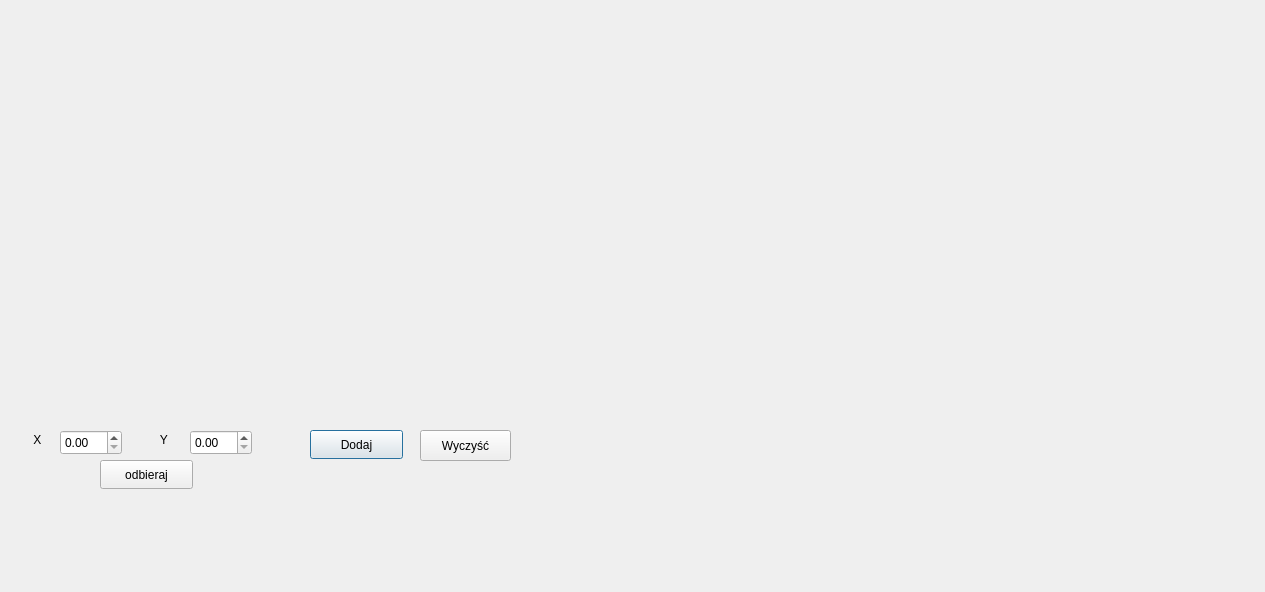
Above: diagram.ui from olala10/wds before the change. Below: the same form after it.
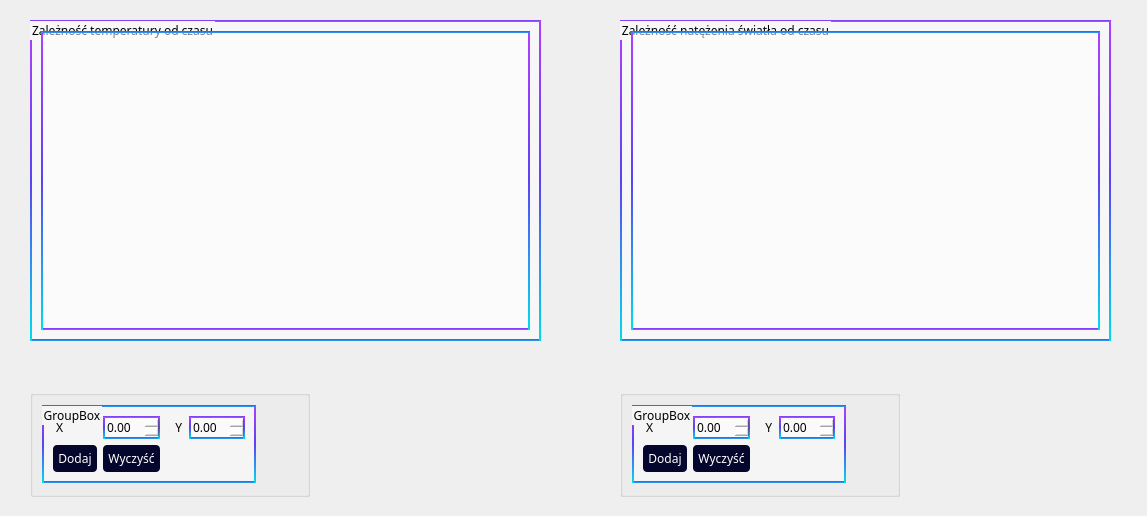
That is the form after the change. Custom widgets are drawn as their Qt base class.

```diff
--- a/diagram.ui
+++ b/diagram.ui
@@ -6,107 +6,338 @@
    <rect>
     <x>0</x>
     <y>0</y>
-    <width>1265</width>
-    <height>592</height>
+    <width>1147</width>
+    <height>516</height>
    </rect>
   </property>
+  <property name="sizePolicy">
+   <sizepolicy hsizetype="Minimum" vsizetype="Maximum">
+    <horstretch>0</horstretch>
+    <verstretch>0</verstretch>
+   </sizepolicy>
+  </property>
+  <property name="mouseTracking">
+   <bool>true</bool>
+  </property>
   <property name="windowTitle">
    <string>Dialog</string>
   </property>
-  <widget class="QCustomPlot" name="plot" native="true">
+  <property name="styleSheet">
+   <string notr="true">background-color:  none;</string>
+  </property>
+  <widget class="QGroupBox" name="groupBox_2">
    <property name="geometry">
     <rect>
-     <x>10</x>
+     <x>30</x>
      <y>20</y>
-     <width>381</width>
-     <height>251</height>
+     <width>511</width>
+     <height>321</height>
     </rect>
    </property>
-  </widget>
-  <widget class="QPushButton" name="pushButtonAdd">
-   <property name="geometry">
-    <rect>
-     <x>310</x>
-     <y>430</y>
-     <width>93</width>
-     <height>29</height>
-    </rect>
+   <property name="styleSheet">
+    <string notr="true">
+background-color: rgba(255, 255, 255, 0.5);
+  border: 2px solid qlineargradient(spread:pad, x1:0.5, y1:0, x2:0.5, y2:1, stop:0 rgba(175, 64, 255, 255), stop:0.5 rgba(91, 66, 243, 255), stop:1 rgba(0, 221, 235, 255));
+  color: black;
+  font-family: Phantomsans, sans-serif;
+  text-decoration: none;</string>
    </property>
-   <property name="text">
-    <string>Dodaj</string>
+   <property name="title">
+    <string>Zależność temperatury od czasu</string>
    </property>
+   <layout class="QGridLayout" name="gridLayout_3">
+    <item row="0" column="0">
+     <widget class="QCustomPlot" name="plot" native="true">
+      <property name="styleSheet">
+       <string notr="true">
+background-color: rgba(255, 255, 255, 0.5);
+  border: 2px solid qlineargradient(spread:pad, x1:0.5, y1:0, x2:0.5, y2:1, stop:0 rgba(175, 64, 255, 255), stop:0.5 rgba(91, 66, 243, 255), stop:1 rgba(0, 221, 235, 255));
+  color: black;
+  font-family: Phantomsans, sans-serif;
+  text-decoration: none;</string>
+      </property>
+     </widget>
+    </item>
+   </layout>
   </widget>
-  <widget class="QPushButton" name="pushButtonClear">
+  <widget class="QGroupBox" name="groupBox_4">
    <property name="geometry">
     <rect>
-     <x>420</x>
-     <y>430</y>
-     <width>91</width>
-     <height>31</height>
+     <x>620</x>
+     <y>20</y>
+     <width>491</width>
+     <height>321</height>
     </rect>
    </property>
-   <property name="text">
-    <string>Wyczyść</string>
+   <property name="styleSheet">
+    <string notr="true">
+background-color: rgba(255, 255, 255, 0.5);
+  border: 2px solid qlineargradient(spread:pad, x1:0.5, y1:0, x2:0.5, y2:1, stop:0 rgba(175, 64, 255, 255), stop:0.5 rgba(91, 66, 243, 255), stop:1 rgba(0, 221, 235, 255));
+  color: black;
+  font-family: Phantomsans, sans-serif;
+  text-decoration: none;</string>
    </property>
+   <property name="title">
+    <string>Zależność natężenia światła od czasu</string>
+   </property>
+   <layout class="QGridLayout" name="gridLayout_4">
+    <item row="0" column="0">
+     <widget class="QCustomPlot" name="plot_light" native="true">
+      <property name="styleSheet">
+       <string notr="true">
+background-color: rgba(255, 255, 255, 0.5);
+  border: 2px solid qlineargradient(spread:pad, x1:0.5, y1:0, x2:0.5, y2:1, stop:0 rgba(175, 64, 255, 255), stop:0.5 rgba(91, 66, 243, 255), stop:1 rgba(0, 221, 235, 255));
+  color: black;
+  font-family: Phantomsans, sans-serif;
+  text-decoration: none;</string>
+      </property>
+     </widget>
+    </item>
+   </layout>
   </widget>
-  <widget class="QLabel" name="labelX">
+  <widget class="QGroupBox" name="groupBox_5">
    <property name="geometry">
     <rect>
      <x>30</x>
-     <y>430</y>
-     <width>21</width>
-     <height>20</height>
+     <y>390</y>
+     <width>280</width>
+     <height>107</height>
     </rect>
    </property>
-   <property name="text">
-    <string> X</string>
+   <property name="title">
+    <string/>
    </property>
+   <layout class="QFormLayout" name="formLayout">
+    <item row="0" column="0">
+     <widget class="QGroupBox" name="groupBox">
+      <property name="styleSheet">
+       <string notr="true">
+background-color: rgba(255, 255, 255, 0.5);
+  border: 2px solid qlineargradient(spread:pad, x1:0.5, y1:0, x2:0.5, y2:1, stop:0 rgba(175, 64, 255, 255), stop:0.5 rgba(91, 66, 243, 255), stop:1 rgba(0, 221, 235, 255));
+  color: black;
+  font-family: Phantomsans, sans-serif;
+  text-decoration: none;</string>
+      </property>
+      <property name="title">
+       <string>GroupBox</string>
+      </property>
+      <layout class="QGridLayout" name="gridLayout">
+       <item row="0" column="1">
+        <widget class="QDoubleSpinBox" name="bx_x"/>
+       </item>
+       <item row="1" column="0">
+        <widget class="QPushButton" name="pushButtonAdd">
+         <property name="styleSheet">
+          <string notr="true">.QPushButton {
+
+border-radius: 4px;
+  background-color: rgb(5, 6, 45);
+  border: none;
+  color: #FFFFFF;
+  text-align: center;
+  padding: 5px;
+
+  white-space: nowrap;
+
+}
+
+.QPushButton:hover {
+  background-color: qlineargradient(spread:pad, x1:0.5, y1:0, x2:0.5, y2:1, stop:0 rgba(175, 64, 255, 255), stop:0.5 rgba(91, 66, 243, 255), stop:1 rgba(0, 221, 235, 255));
+  color: rgb(255, 255, 255);
+}
+
+.QPushButton:pressed {
+    background-color: rgb(5, 6, 45);
+    border: 2px solid  qlineargradient(spread:pad, x1:0.5, y1:0, x2:0.5, y2:1, stop:0 rgba(175, 64, 255, 255), stop:0.5 rgba(91, 66, 243, 255), stop:1 rgba(0, 221, 235, 255));
+}</string>
+         </property>
+         <property name="text">
+          <string>Dodaj</string>
+         </property>
+        </widget>
+       </item>
+       <item row="0" column="3">
+        <widget class="QDoubleSpinBox" name="bx_y"/>
+       </item>
+       <item row="0" column="2">
+        <widget class="QLabel" name="labelY">
+         <property name="styleSheet">
+          <string notr="true">background-color: none;
+border: none;</string>
+         </property>
+         <property name="text">
+          <string>   Y</string>
+         </property>
+        </widget>
+       </item>
+       <item row="1" column="1">
+        <widget class="QPushButton" name="pushButtonClear">
+         <property name="styleSheet">
+          <string notr="true">.QPushButton {
+
+border-radius: 4px;
+  background-color: rgb(5, 6, 45);
+  border: none;
+  color: #FFFFFF;
+  text-align: center;
+  padding: 5px;
+
+  white-space: nowrap;
+
+}
+
+.QPushButton:hover {
+  background-color: qlineargradient(spread:pad, x1:0.5, y1:0, x2:0.5, y2:1, stop:0 rgba(175, 64, 255, 255), stop:0.5 rgba(91, 66, 243, 255), stop:1 rgba(0, 221, 235, 255));
+  color: rgb(255, 255, 255);
+}
+
+.QPushButton:pressed {
+    background-color: rgb(5, 6, 45);
+    border: 2px solid  qlineargradient(spread:pad, x1:0.5, y1:0, x2:0.5, y2:1, stop:0 rgba(175, 64, 255, 255), stop:0.5 rgba(91, 66, 243, 255), stop:1 rgba(0, 221, 235, 255));
+}</string>
+         </property>
+         <property name="text">
+          <string>Wyczyść</string>
+         </property>
+        </widget>
+       </item>
+       <item row="0" column="0">
+        <widget class="QLabel" name="labelX">
+         <property name="styleSheet">
+          <string notr="true">background-color: none;
+border: none;</string>
+         </property>
+         <property name="text">
+          <string> X</string>
+         </property>
+        </widget>
+       </item>
+      </layout>
+     </widget>
+    </item>
+   </layout>
   </widget>
-  <widget class="QLabel" name="labelY">
+  <widget class="QGroupBox" name="groupBox_6">
    <property name="geometry">
     <rect>
-     <x>150</x>
-     <y>430</y>
-     <width>31</width>
-     <height>20</height>
+     <x>620</x>
+     <y>390</y>
+     <width>280</width>
+     <height>107</height>
     </rect>
    </property>
-   <property name="text">
-    <string>   Y</string>
+   <property name="title">
+    <string/>
    </property>
-  </widget>
-  <widget class="QDoubleSpinBox" name="bx_x">
-   <property name="geometry">
-    <rect>
-     <x>60</x>
-     <y>430</y>
-     <width>62</width>
-     <height>25</height>
-    </rect>
-   </property>
-  </widget>
-  <widget class="QDoubleSpinBox" name="bx_y">
-   <property name="geometry">
-    <rect>
-     <x>190</x>
-     <y>430</y>
-     <width>62</width>
-     <height>25</height>
-    </rect>
-   </property>
-  </widget>
-  <widget class="QPushButton" name="pushButtonReceive">
-   <property name="geometry">
-    <rect>
-     <x>100</x>
-     <y>460</y>
-     <width>93</width>
-     <height>29</height>
-    </rect>
-   </property>
-   <property name="text">
-    <string>odbieraj</string>
-   </property>
+   <layout class="QFormLayout" name="formLayout_2">
+    <item row="0" column="0">
+     <widget class="QGroupBox" name="groupBox_3">
+      <property name="styleSheet">
+       <string notr="true">
+background-color: rgba(255, 255, 255, 0.5);
+  border: 2px solid qlineargradient(spread:pad, x1:0.5, y1:0, x2:0.5, y2:1, stop:0 rgba(175, 64, 255, 255), stop:0.5 rgba(91, 66, 243, 255), stop:1 rgba(0, 221, 235, 255));
+  color: black;
+  font-family: Phantomsans, sans-serif;
+  text-decoration: none;</string>
+      </property>
+      <property name="title">
+       <string>GroupBox</string>
+      </property>
+      <layout class="QGridLayout" name="gridLayout_2">
+       <item row="1" column="0">
+        <widget class="QPushButton" name="pushButtonAddLight">
+         <property name="styleSheet">
+          <string notr="true">.QPushButton {
+
+border-radius: 4px;
+  background-color: rgb(5, 6, 45);
+  border: none;
+  color: #FFFFFF;
+  text-align: center;
+  padding: 5px;
+
+  white-space: nowrap;
+
+}
+
+.QPushButton:hover {
+  background-color: qlineargradient(spread:pad, x1:0.5, y1:0, x2:0.5, y2:1, stop:0 rgba(175, 64, 255, 255), stop:0.5 rgba(91, 66, 243, 255), stop:1 rgba(0, 221, 235, 255));
+  color: rgb(255, 255, 255);
+}
+
+.QPushButton:pressed {
+    background-color: rgb(5, 6, 45);
+    border: 2px solid  qlineargradient(spread:pad, x1:0.5, y1:0, x2:0.5, y2:1, stop:0 rgba(175, 64, 255, 255), stop:0.5 rgba(91, 66, 243, 255), stop:1 rgba(0, 221, 235, 255));
+}</string>
+         </property>
+         <property name="text">
+          <string>Dodaj</string>
+         </property>
+        </widget>
+       </item>
+       <item row="0" column="0">
+        <widget class="QLabel" name="labelXLight">
+         <property name="styleSheet">
+          <string notr="true">background-color: none;
+border: none;</string>
+         </property>
+         <property name="text">
+          <string> X</string>
+         </property>
+        </widget>
+       </item>
+       <item row="1" column="1">
+        <widget class="QPushButton" name="pushButtonClearLight">
+         <property name="styleSheet">
+          <string notr="true">.QPushButton {
+
+border-radius: 4px;
+  background-color: rgb(5, 6, 45);
+  border: none;
+  color: #FFFFFF;
+  text-align: center;
+  padding: 5px;
+
+  white-space: nowrap;
+
+}
+
+.QPushButton:hover {
+  background-color: qlineargradient(spread:pad, x1:0.5, y1:0, x2:0.5, y2:1, stop:0 rgba(175, 64, 255, 255), stop:0.5 rgba(91, 66, 243, 255), stop:1 rgba(0, 221, 235, 255));
+  color: rgb(255, 255, 255);
+}
+
+.QPushButton:pressed {
+    background-color: rgb(5, 6, 45);
+    border: 2px solid  qlineargradient(spread:pad, x1:0.5, y1:0, x2:0.5, y2:1, stop:0 rgba(175, 64, 255, 255), stop:0.5 rgba(91, 66, 243, 255), stop:1 rgba(0, 221, 235, 255));
+}</string>
+         </property>
+         <property name="text">
+          <string>Wyczyść</string>
+         </property>
+        </widget>
+       </item>
+       <item row="0" column="3">
+        <widget class="QDoubleSpinBox" name="bx_yLight"/>
+       </item>
+       <item row="0" column="1">
+        <widget class="QDoubleSpinBox" name="bx_xLight"/>
+       </item>
+       <item row="0" column="2">
+        <widget class="QLabel" name="labelYLight">
+         <property name="styleSheet">
+          <string notr="true">background-color: none;
+border: none;</string>
+         </property>
+         <property name="text">
+          <string>   Y</string>
+         </property>
+        </widget>
+       </item>
+      </layout>
+     </widget>
+    </item>
+   </layout>
   </widget>
  </widget>
  <customwidgets>
```
